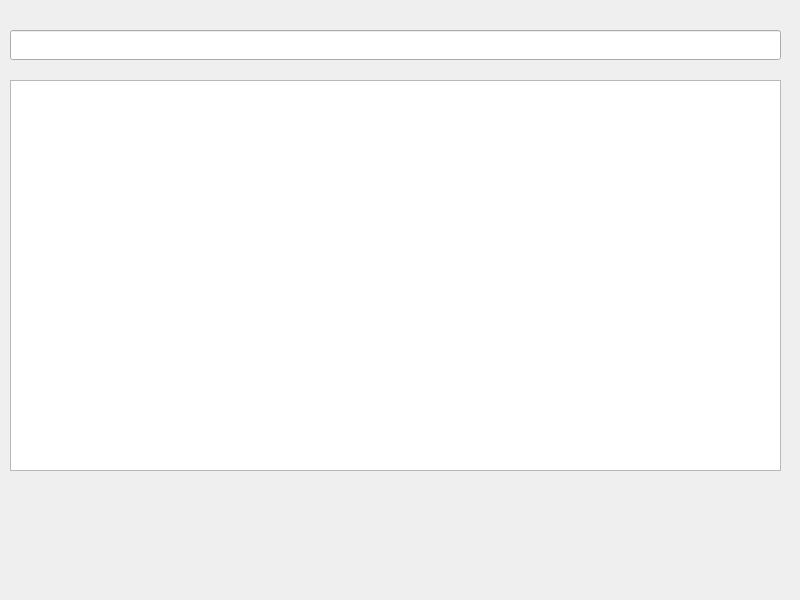
Cioraz/IE-Team7-Project, file gui_shell/mainwindow.ui: the form before one commit.
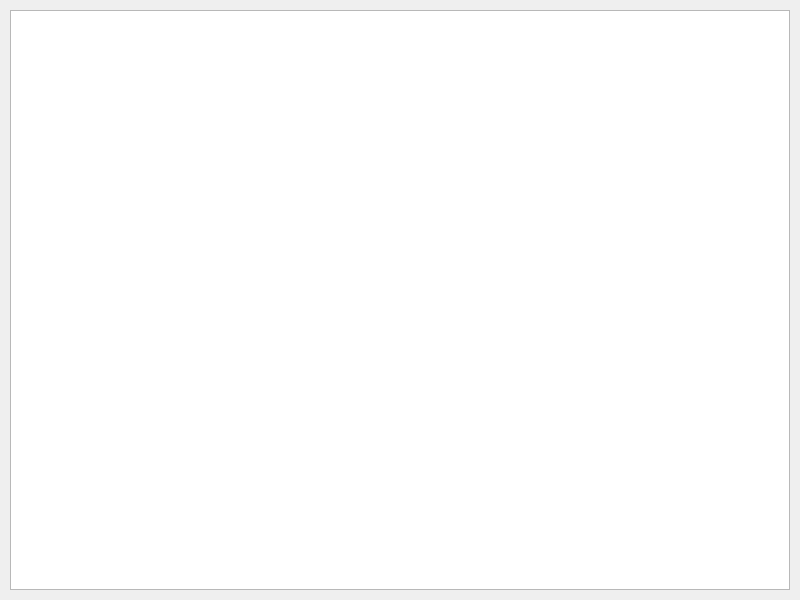
The form after the commit.

```diff
--- a/gui_shell/mainwindow.ui
+++ b/gui_shell/mainwindow.ui
@@ -14,24 +14,23 @@
    <string>MainWindow</string>
   </property>
   <widget class="QWidget" name="centralwidget">
-   <widget class="QLineEdit" name="lineEdit">
+   <widget class="QTextEdit" name="terminal">
     <property name="geometry">
      <rect>
       <x>10</x>
-      <y>30</y>
-      <width>771</width>
-      <height>30</height>
+      <y>10</y>
+      <width>780</width>
+      <height>580</height>
      </rect>
     </property>
-   </widget>
-   <widget class="QTextEdit" name="output">
-    <property name="geometry">
-     <rect>
-      <x>10</x>
-      <y>80</y>
-      <width>771</width>
-      <height>391</height>
-     </rect>
+    <property name="readOnly">
+     <bool>false</bool>
+    </property>
+    <property name="font">
+     <font>
+      <family>Monospace</family>
+      <pointsize>10</pointsize>
+     </font>
     </property>
    </widget>
   </widget>
```
Left out of the diff: 2 changed lines with no effect on the pictures.
